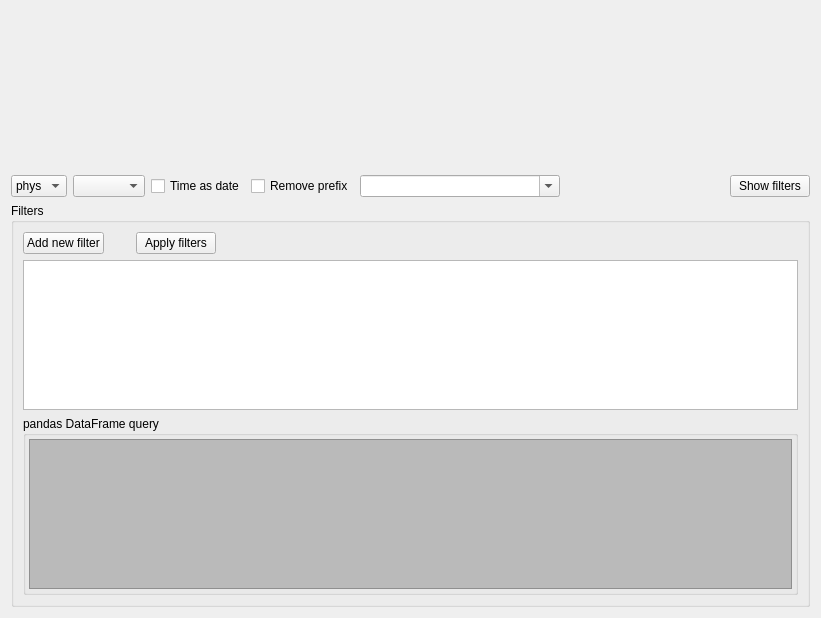
First picture: the form in src/asammdf/gui/ui/tabular.ui, repository danielhrisca/asammdf, before the edit.
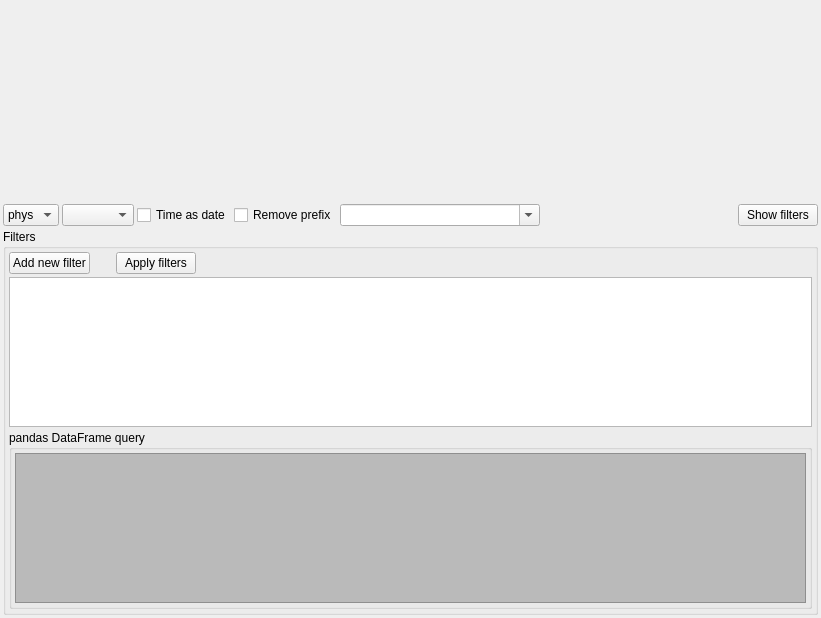
Second picture: the form after the edit. Icons and pictures are not drawn. Custom widgets are drawn as their Qt base class.

Patch:
```diff
--- a/src/asammdf/gui/ui/tabular.ui
+++ b/src/asammdf/gui/ui/tabular.ui
@@ -14,6 +14,21 @@
    <string>Form</string>
   </property>
   <layout class="QVBoxLayout" name="verticalLayout" stretch="1,0,0">
+   <property name="spacing">
+  <number>3</number>
+</property>
+   <property name="leftMargin">
+  <number>3</number>
+</property>
+   <property name="topMargin">
+  <number>3</number>
+</property>
+   <property name="rightMargin">
+  <number>3</number>
+</property>
+   <property name="bottomMargin">
+  <number>3</number>
+</property>
    <item>
     <layout class="QHBoxLayout" name="horizontalLayout">
      <property name="spacing">
@@ -23,6 +38,9 @@
    </item>
    <item>
     <layout class="QHBoxLayout" name="horizontalLayout_2">
+     <property name="spacing">
+  <number>3</number>
+</property>
      <item>
       <widget class="QComboBox" name="format_selection">
        <item>
@@ -104,6 +122,21 @@
       <string>Filters</string>
      </property>
      <layout class="QGridLayout" name="gridLayout_3" columnstretch="0,0,0,1">
+      <property name="leftMargin">
+  <number>3</number>
+</property>
+      <property name="topMargin">
+  <number>3</number>
+</property>
+      <property name="rightMargin">
+  <number>3</number>
+</property>
+      <property name="bottomMargin">
+  <number>3</number>
+</property>
+      <property name="spacing">
+  <number>3</number>
+</property>
       <item row="0" column="0">
        <widget class="QPushButton" name="add_filter_btn">
         <property name="text">
```
Left out of the diff: 6 changed lines with no effect on the pictures.
